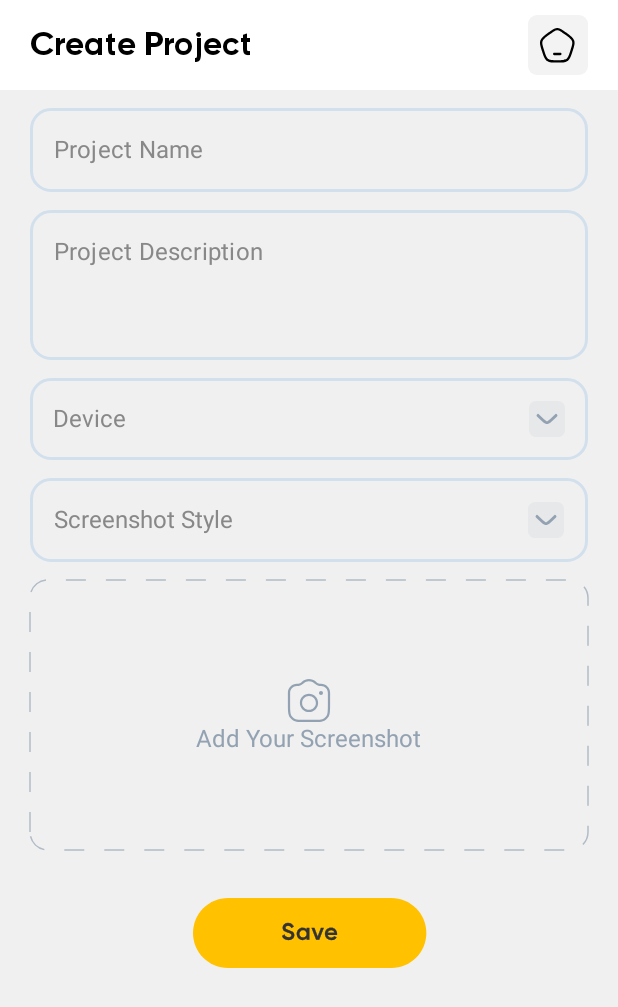
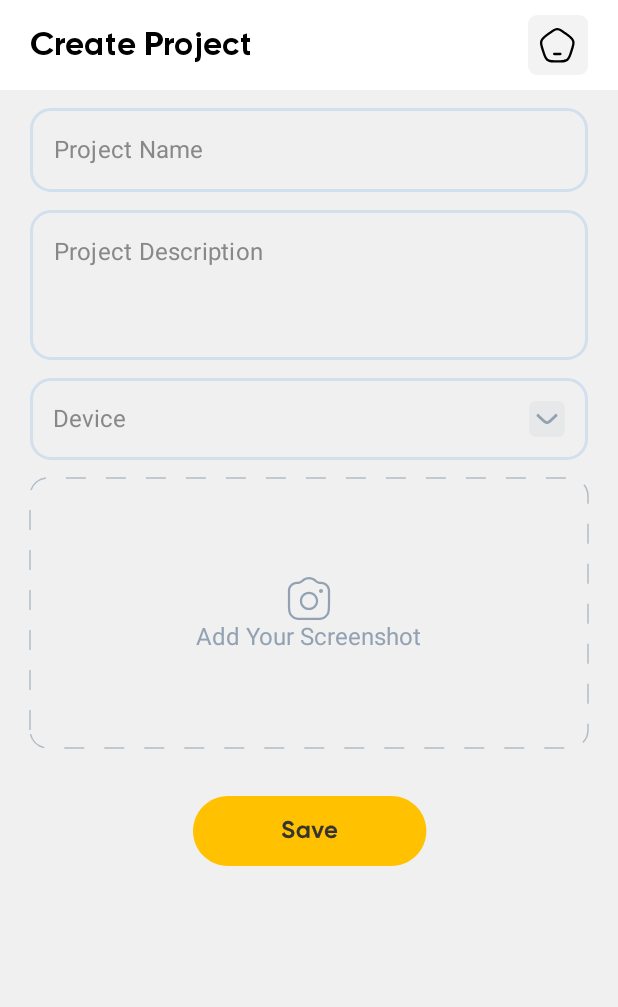
Before and after one commit to Nirav186/MockUpCreator, an Android app built with Jetpack Compose: the createProject screen opened through its navigation route, on a phone screen of 412 x 824 dp. Shown: the top 1007 px of the screen. Run offline under Robolectric (Android 15) with nearby library versions, the phone set to English and light mode, and no system bars; our stand-ins replace Dagger/Hilt's generated code.

Commit message:
implemented add screenshot page

```diff
--- a/app/build.gradle
+++ b/app/build.gradle
@@ -89,4 +89,7 @@ dependencies {
     annotationProcessor("androidx.room:room-compiler:2.5.0")
     implementation "androidx.room:room-ktx:2.5.0"
     //room
+
+//    implementation "com.github.bumptech.glide:compose:1.0.0-alpha.1"
+    implementation("io.coil-kt:coil-compose:2.2.2")
 }
--- a/app/src/main/java/com/example/mockupscreenshots/navigation/NavigationGraph.kt
+++ b/app/src/main/java/com/example/mockupscreenshots/navigation/NavigationGraph.kt
@@ -7,6 +7,7 @@ import androidx.navigation.compose.composable
 import com.example.mockupscreenshots.core.ext.composableWithArgs
 import com.example.mockupscreenshots.core.ext.getString
 import com.example.mockupscreenshots.data.model.Project
+import com.example.mockupscreenshots.ui.addscreenshot.AddScreenshot
 import com.example.mockupscreenshots.ui.edit.EditScreenShot
 import com.example.mockupscreenshots.ui.home.Home
 import com.example.mockupscreenshots.ui.project.CreateProject
@@ -36,7 +37,11 @@ fun NavigationGraph(navController: NavHostController) {
             EditScreenShot()
         }
         composable(route = NavigationTarget.CreateProject.route) {
-            CreateProject()
+            CreateProject(
+                onAddScreenshotClick = {
+                    navController.navigate(NavigationTarget.AddScreenshot.route)
+                }
+            )
         }
         composableWithArgs(route = NavigationTarget.ProjectPage.route, "project") {
             val project = Gson().fromJson(it.getString("project"), Project::class.java)
@@ -45,5 +50,8 @@ fun NavigationGraph(navController: NavHostController) {
                 onBackPressed = { navController.popBackStack() }
             )
         }
+        composable(route = NavigationTarget.AddScreenshot.route) {
+            AddScreenshot()
+        }
     }
 }
--- a/app/src/main/java/com/example/mockupscreenshots/ui/DeviceFrameView.kt
+++ b/app/src/main/java/com/example/mockupscreenshots/ui/DeviceFrameView.kt
@@ -23,13 +23,13 @@ class DeviceFrameView @JvmOverloads constructor(
     context: Context,
     attributeSet: AttributeSet? = null,
     defStyleAttr: Int = 0,
-    val frame: DeviceFrameItem,
+    val frame: MutableState<DeviceFrameItem>,
     val bitmap: MutableState<Bitmap>?
 ) : AbstractComposeView(context, attributeSet, defStyleAttr) {
 
     @Composable
     override fun Content() {
-        DeviceFrame(frame = frame)
+        DeviceFrame(frame = frame.value)
     }
 
     @Composable
--- a/app/src/main/java/com/example/mockupscreenshots/ui/project/CreateProject.kt
+++ b/app/src/main/java/com/example/mockupscreenshots/ui/project/CreateProject.kt
@@ -35,7 +35,9 @@ import com.example.mockupscreenshots.ui.theme.AppFonts
 import com.example.mockupscreenshots.ui.theme.BgColor
 
 @Composable
-fun CreateProject() {
+fun CreateProject(
+    onAddScreenshotClick: () -> Unit
+) {
 
     val projectViewModel: ProjectViewModel = hiltViewModel()
 
@@ -139,45 +141,19 @@ fun CreateProject() {
         }
         DropDownMenu(
             modifier = Modifier,
-            items = listOf("Android","Ios"),
+            items = listOf("Android", "iOS"),
             selectedItem = device,
             onItemSelect = {
                 device = it
             }
         )
-        Row(
-            modifier = Modifier
-                .fillMaxWidth()
-                .padding(horizontal = 20.dp)
-                .border(
-                    width = 2.dp,
-                    color = Color(0xFFD2E0ED),
-                    shape = RoundedCornerShape(14.dp)
-                )
-                .padding(16.dp),
-            verticalAlignment = Alignment.CenterVertically
-        ) {
-            Text(
-                modifier = Modifier.weight(1f),
-                text = "Screenshot Style",
-                color = Color.Gray,
-                fontSize = 16.sp
-            )
-            Icon(
-                modifier = Modifier
-                    .size(24.dp)
-                    .fillMaxSize(),
-                painter = painterResource(id = R.drawable.ic_down),
-                contentDescription = null,
-                tint = Color(0xFF93A2B2)
-            )
-        }
         Box(
             modifier = Modifier
                 .padding(horizontal = 20.dp)
                 .fillMaxWidth()
                 .height(180.dp)
-                .dashedBorder(1.dp, Color(0xFFB1BCC7), 12.dp),
+                .dashedBorder(1.dp, Color(0xFFB1BCC7), 12.dp)
+                .clickable(onClick = onAddScreenshotClick),
             contentAlignment = Alignment.Center
         ) {
             Column(horizontalAlignment = Alignment.CenterHorizontally) {
--- a/app/src/main/java/com/example/mockupscreenshots/ui/screenshotselection/ScreenShotSelectionPage.kt
+++ b/app/src/main/java/com/example/mockupscreenshots/ui/screenshotselection/ScreenShotSelectionPage.kt
@@ -39,7 +39,7 @@ fun ScreenShotSelectionPage(frameId: String, onNext: () -> Unit) {
     val context = LocalContext.current
     if (frames.isNotEmpty()) {
         val deviceFrameView: MutableState<DeviceFrameView> = remember {
-            mutableStateOf(DeviceFrameView(context = context, bitmap = null, frame = frames[0]))
+            mutableStateOf(DeviceFrameView(context = context, bitmap = null, frame = mutableStateOf(frames[0])))
         }
         val frame = frames.find { it.frameId == frameId }
         val bitmap: MutableState<Bitmap> = remember {
@@ -63,7 +63,7 @@ fun ScreenShotSelectionPage(frameId: String, onNext: () -> Unit) {
                     AndroidView(modifier = Modifier, factory = {
                         DeviceFrameView(
                             context = it,
-                            frame = frame,
+                            frame = mutableStateOf(frame),
                             bitmap = bitmap
                         ).apply {
                             post {
```
Also changed, not shown: app/src/main/java/com/example/mockupscreenshots/navigation/NavigationTarget.kt (+2 -12 lines), app/src/main/java/com/example/mockupscreenshots/ui/DeviceFrameViewModel.kt (+4 -4 lines), app/src/main/java/com/example/mockupscreenshots/ui/addscreenshot/AddScreenshot.kt (added, +136 -0 lines), app/src/main/java/com/example/mockupscreenshots/ui/home/HomeScreen.kt (+0 -59 lines).
